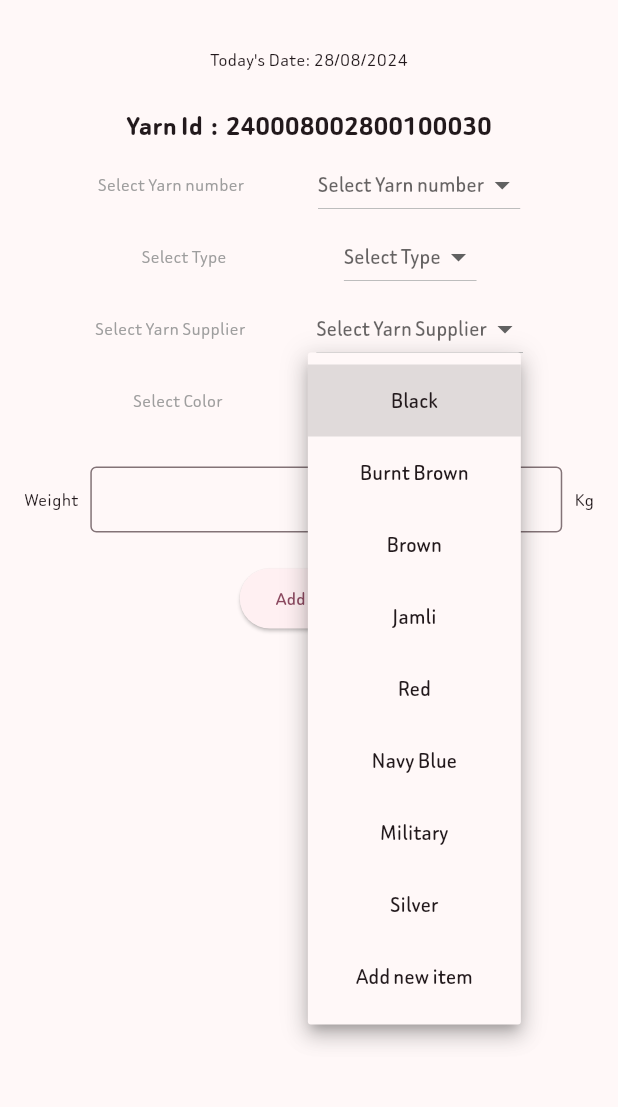
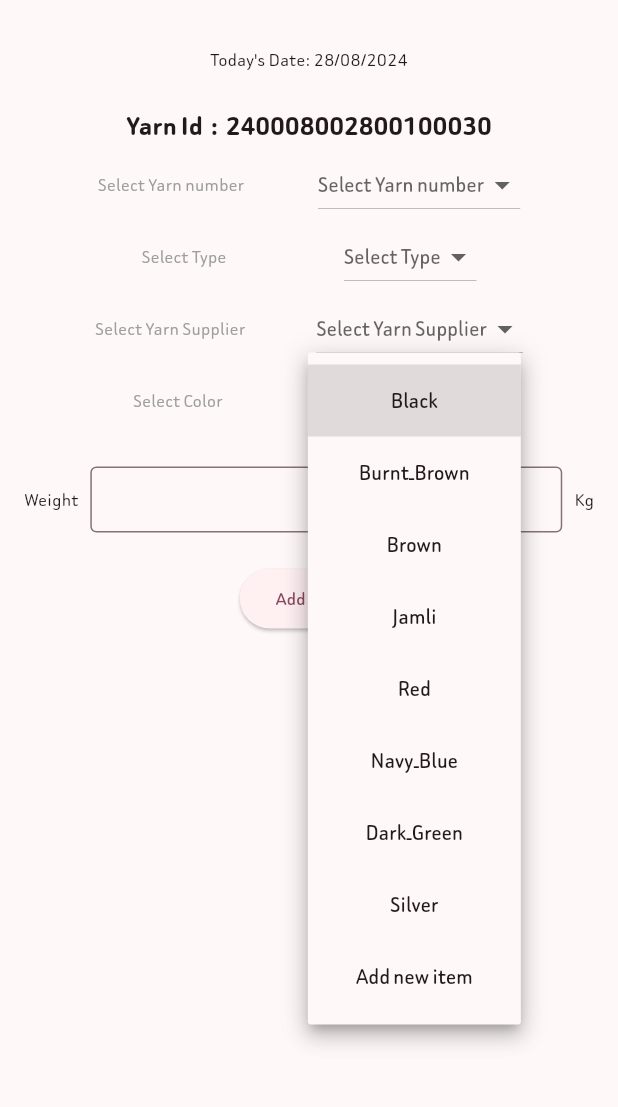
Before and after one commit to abozozzaher/panel_control, a Flutter app: the AddYarn screen opened directly with empty values, after a tap on an icon or button, on a phone screen of 412 x 824 dp, the part 63-1170 px from its top. Run offline on Flutter 3.47's test engine with Material 3 defaults, Android fonts, the phone set to English and light mode, and no system bars; our stand-ins replace cached_network_image, cloud_firestore, file_picker, firebase_auth, firebase_core, firebase_storage and 9 more; missing offline and left inert: qr_code_scanner; accounts and stored records are empty; generated files the repository leaves out were written again; network calls fail.

Commit message:
تعديل بسيط نبدا في كتابة الفاتورة

```diff
--- a/lib/data/data_lists.dart
+++ b/lib/data/data_lists.dart
@@ -11,7 +11,7 @@ class DataLists {
     ['Sablah', (S().sablah)],
     ['Shanta', (S().shanta)],
     ['Habl', (S().habl)],
-    ['Raza', (S().raza)],
+    ['Riza', (S().riza)],
   ];
 
 // قائمة العرض
@@ -44,15 +44,15 @@ class DataLists {
   ];
 
   List<List<String>> yarnTypes = [
-    ['Po', 'يوليستر'],
-    ['pp', 'بروبلين'],
-    ['coton', 'قطن'],
+    ['Polyester', 'يوليستر'],
+    ['Propylene', 'بروبلين'],
+    ['Cotton', 'قطن'],
   ];
 
   List<List<String>> yarnSupplier = [
-    ['haron', 'هارون'],
-    ['malir', 'مليح'],
-    ['onder', 'اودر'],
+    ['Haron', 'Haron'],
+    ['Malih', 'Malih'],
+    ['Onder', 'Onder'],
   ];
 
   List<List<String>> quantity = [
@@ -72,12 +72,12 @@ class DataLists {
 // قائمة الألوان
   List<List<String>> colors = [
     ['Black', S().black],
-    ['Burnt Brown', S().brown_burnt],
+    ['BurntـBrown', S().brown_burnt],
     ['Brown', S().brown],
     ['Jamli', S().jamli],
     ['Red', S().red],
-    ['Navy Blue', S().navy_blue],
-    ['Military', S().military],
+    ['NavyـBlue', S().navy_blue],
+    ['DarkـGreen', S().dark_green],
     ['Silver', S().silver],
   ];
 
--- a/lib/pages/invoice/TraderDropdown.dart
+++ b/lib/pages/invoice/TraderDropdown.dart
@@ -2,7 +2,6 @@ import 'package:cloud_firestore/cloud_firestore.dart';
 import 'package:flutter/material.dart';
 import 'package:provider/provider.dart';
 
-import '../../data/dataBase.dart';
 import '../../model/clien.dart';
 import '../../provider/trader_provider.dart';
 
--- a/lib/pages/invoice/dataTabelFetcher.dart
+++ b/lib/pages/invoice/dataTabelFetcher.dart
@@ -102,7 +102,8 @@ class DataTabelFetcher extends StatelessWidget {
       return aggregatedData;
     }
 
-    return FutureBuilder<Map<String, Map<String, dynamic>>>(
+    return Center(
+      child: FutureBuilder<Map<String, Map<String, dynamic>>>(
         future: fetchData(),
         builder: (context, snapshot) {
           if (snapshot.connectionState == ConnectionState.waiting) {
@@ -179,6 +180,7 @@ class DataTabelFetcher extends StatelessWidget {
             return Center(child: Text('No data available'));
           }
         },
+      ),
     );
   }
 }
--- a/lib/pages/invoice/newInvoice.dart
+++ b/lib/pages/invoice/newInvoice.dart
@@ -73,7 +73,7 @@ class _InvoiceNewAddState extends State<InvoiceNewAdd> {
                   onPressed: () {
                     invoiceProvider.deleteData();
                   },
-                  label: Text('ssss'))
+                  label: Text('اطبع الفاتورة'))
             ],
           ),
         ),
--- a/lib/provider/invoice_provider.dart
+++ b/lib/provider/invoice_provider.dart
@@ -100,6 +100,7 @@ class InvoiceProvider with ChangeNotifier {
     notifyListeners();
   }
 
+// من هون ولفوق للحذف لاحقاً
   Map<String, dynamic> itemsData = {};
   Map<String, bool> selectionState = {};
 
```
Also changed, not shown: lib/generated/l10n.dart. Lines whose indentation alone changed are shown as unchanged.
